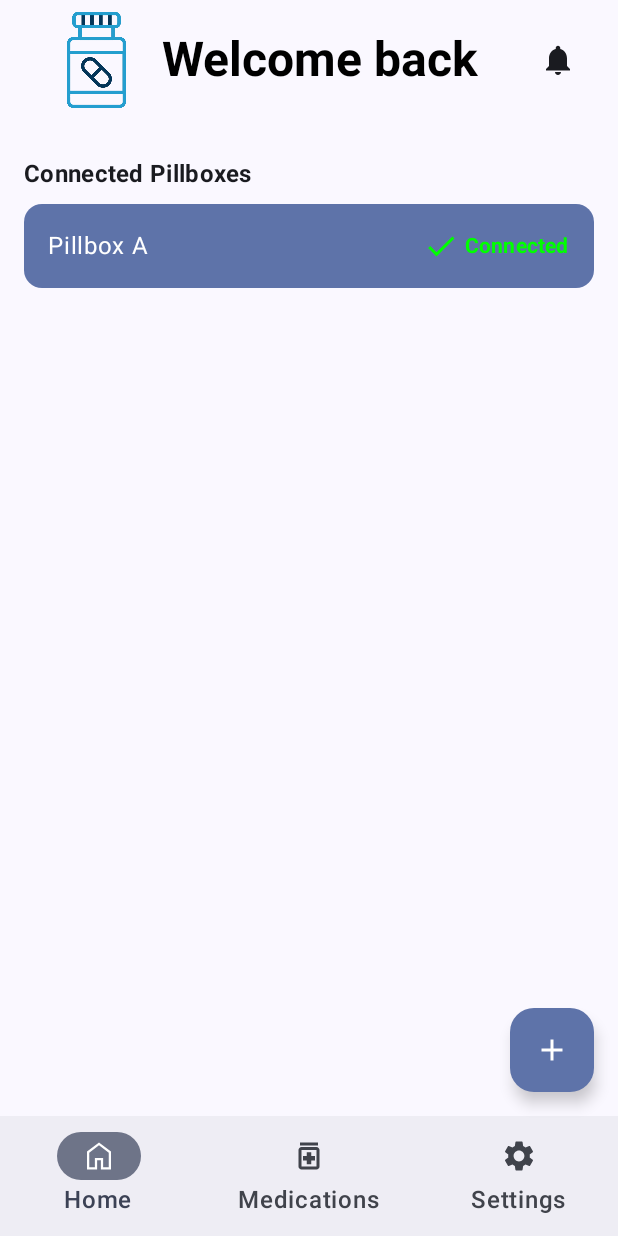
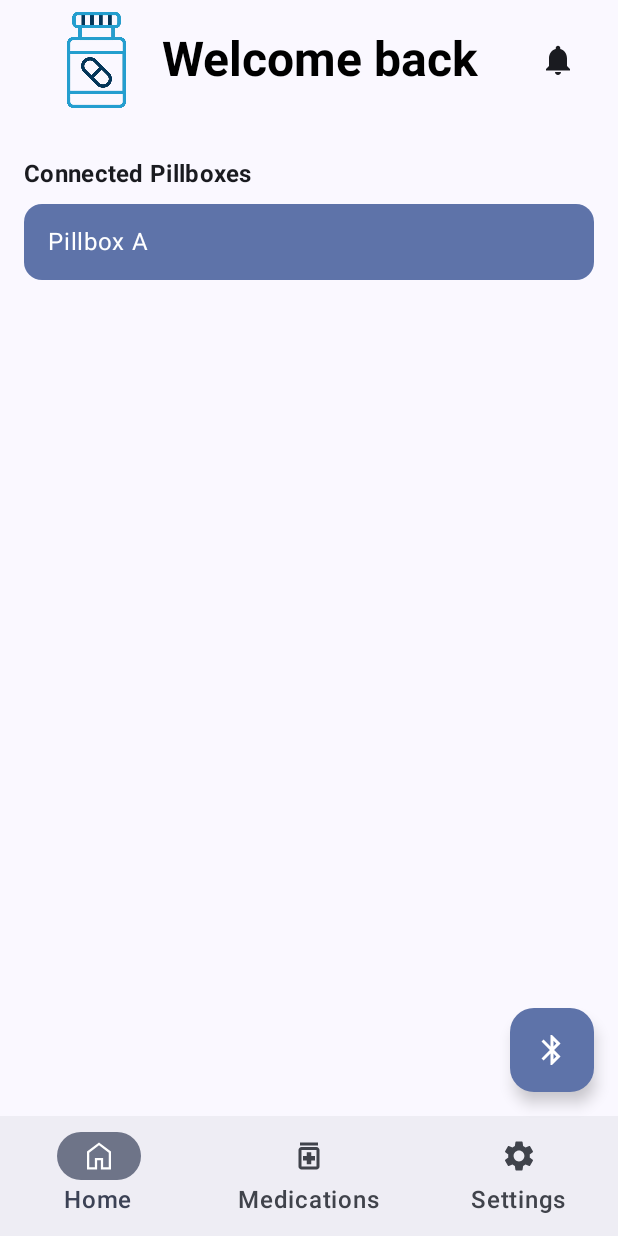
Before and after one commit to ywu256/MAPD721_Project, an Android app built with Jetpack Compose: the HomeScreen screen opened through its navigation route, on a phone screen of 412 x 824 dp. Run offline under Robolectric (Android 15) with nearby library versions, the phone set to English and light mode, and no system bars.

Commit message:
Connected bluetooth to pillbox

```diff
--- a/app/src/main/java/com/group1/mapd721_project/HomeScreen.kt
+++ b/app/src/main/java/com/group1/mapd721_project/HomeScreen.kt
@@ -1,40 +1,173 @@
 package com.group1.mapd721_project
 
 import android.os.Build
+import androidx.activity.compose.rememberLauncherForActivityResult
+import androidx.activity.result.contract.ActivityResultContracts
 import androidx.annotation.RequiresApi
 import androidx.compose.foundation.Image
-import androidx.compose.foundation.background
 import androidx.compose.foundation.clickable
-import androidx.compose.foundation.horizontalScroll
 import androidx.compose.foundation.layout.*
-import androidx.compose.foundation.lazy.LazyColumn
-import androidx.compose.foundation.rememberScrollState
 import androidx.compose.material.icons.Icons
-import androidx.compose.material.icons.filled.Settings
-import androidx.compose.material.icons.filled.Notifications
-import androidx.compose.material.icons.filled.Add
-import androidx.compose.material.icons.filled.Check
+import androidx.compose.material.icons.filled.*
 import androidx.compose.material3.*
 import androidx.compose.runtime.*
 import androidx.compose.ui.Alignment
 import androidx.compose.ui.Modifier
 import androidx.compose.ui.graphics.Color
+import androidx.compose.ui.platform.LocalContext
 import androidx.compose.ui.res.painterResource
 import androidx.compose.ui.text.font.FontWeight
 import androidx.compose.ui.tooling.preview.Preview
 import androidx.compose.ui.unit.dp
 import androidx.compose.ui.unit.sp
-import java.time.LocalDate
-import java.time.format.DateTimeFormatter
+import kotlinx.coroutines.delay
 
 @RequiresApi(Build.VERSION_CODES.O)
 @OptIn(ExperimentalMaterial3Api::class)
 @Composable
 fun HomeScreen(
     onNavigate: (String) -> Unit = {},
-    currentRoute: String = "home"
+    currentRoute: String = "home",
+    bluetoothManager: BluetoothManager = BluetoothManager(LocalContext.current)
 ) {
+    val context = LocalContext.current
     val connectedPillboxes = listOf("Pillbox A")
+    val availablePillboxes = remember { mutableStateListOf("Pillbox A", "Pillbox B", "Pillbox C") } // Simulated list
+
+    // Bluetooth states
+    var showPillboxSelection by remember { mutableStateOf(false) }
+    var isConnecting by remember { mutableStateOf(false) }
+    var pillboxToConnect by remember { mutableStateOf<String?>(null) }
+    val isBluetoothEnabled by bluetoothManager.isBluetoothEnabled.collectAsState()
+    val showBluetoothDialog by bluetoothManager.showBluetoothDialog.collectAsState()
+
+    // Launcher for Bluetooth enable request
+    val bluetoothEnableLauncher = rememberLauncherForActivityResult(
+        contract = ActivityResultContracts.StartActivityForResult()
+    ) {
+        bluetoothManager.updateBluetoothState()
+        if (isBluetoothEnabled) {
+            showPillboxSelection = true
+        }
+    }
+
+    // Clean up BluetoothManager
+    DisposableEffect(bluetoothManager) {
+        onDispose {
+            bluetoothManager.cleanup()
+        }
+    }
+
+    // Handle pillbox connection
+    LaunchedEffect(pillboxToConnect) {
+        if (pillboxToConnect != null) {
+            isConnecting = true
+            delay(2000) // Simulate connection time
+            isConnecting = false
+            pillboxToConnect = null
+        }
+    }
+
+    // Function to handle Bluetooth connection
+    val connectBluetooth = {
+        if (!isBluetoothEnabled) {
+            bluetoothManager.enableBluetooth(bluetoothEnableLauncher)
+        } else {
+            showPillboxSelection = true
+        }
+    }
+
+    // Function to initiate pillbox connection
+    val connectToPillbox: (String) -> Unit = { pillbox ->
+        showPillboxSelection = false
+        pillboxToConnect = pillbox
+    }
+    // Bluetooth Enable Dialog
+    if (showBluetoothDialog) {
+        AlertDialog(
+            onDismissRequest = {
+                bluetoothManager.dismissDialog()
+            },
+            title = {
+                Text("Bluetooth Settings")
+            },
+            text = {
+                Text("Please turn on Bluetooth in settings to connect to your pillbox")
+            },
+            confirmButton = {
+                Button(
+                    onClick = {
+                        bluetoothManager.openBluetoothSettings()
+                    }
+                ) {
+                    Text("Open Settings")
+                }
+            },
+            dismissButton = {
+                TextButton(
+                    onClick = { bluetoothManager.dismissDialog() }
+                ) {
+                    Text("Cancel")
+                }
+            }
+        )
+    }
+    // Pillbox Selection Dialog
+    if (showPillboxSelection) {
+        AlertDialog(
+            onDismissRequest = {
+                showPillboxSelection = false
+            },
+            title = {
+                Text("Select Pillbox")
+            },
+            text = {
+                Column {
+                    availablePillboxes.forEach { pillbox ->
+                        Card(
+                            modifier = Modifier
+                                .fillMaxWidth()
+                                .padding(vertical = 4.dp)
+                                .clickable { connectToPillbox(pillbox) },
+                            colors = CardDefaults.cardColors(
+                                containerColor = MaterialTheme.colorScheme.surfaceVariant
+                            )
+                        ) {
+                            Text(
+                                text = pillbox,
+                                modifier = Modifier.padding(16.dp),
+                                style = MaterialTheme.typography.bodyLarge
+                            )
+                        }
+                    }
+                }
+            },
+            confirmButton = {
+                TextButton(
+                    onClick = { showPillboxSelection = false }
+                ) {
+                    Text("Cancel")
+                }
+            }
+        )
+    }
+    // Connection Progress Dialog
+    if (isConnecting) {
+        AlertDialog(
+            onDismissRequest = { /* Don't allow dismiss while connecting */ },
+            title = {
+                Text("Connecting...")
+            },
+            text = {
+                Column {
+                    Text("Connecting to selected pillbox...")
+                    Spacer(modifier = Modifier.height(16.dp))
+                    LinearProgressIndicator(modifier = Modifier.fillMaxWidth())
+                }
+            },
+            confirmButton = {}
+        )
+    }
 
     Scaffold(
         topBar = {
@@ -67,7 +200,7 @@ fun HomeScreen(
                         IconButton(onClick = { /* TODO: Notification click */ }) {
                             Icon(
                                 Icons.Default.Notifications,
-                                contentDescription = null // decorative element
+                                contentDescription = null
                             )
                         }
                     }
@@ -76,9 +209,12 @@ fun HomeScreen(
         },
         floatingActionButton = {
             FloatingActionButton(
-                onClick = { onNavigate("add_pillbox") }
+                onClick = connectBluetooth
             ) {
-                Icon(Icons.Default.Add, contentDescription = "Add Pillbox")
+                Icon(
+                    painter = painterResource(id = R.drawable.bluetooth),
+                    contentDescription = "Connect Bluetooth"
+                )
             }
         },
         bottomBar = {
@@ -137,18 +273,6 @@ fun HomeScreen(
                             style = MaterialTheme.typography.bodyLarge,
                             modifier = Modifier.weight(1f)
                         )
-                        Icon(
-                            imageVector = Icons.Default.Check,
-                            contentDescription = "Connected",
-                            tint = Color.Green
-                        )
-                        Spacer(modifier = Modifier.width(4.dp))
-                        Text(
-                            text = "Connected",
-                            color = Color.Green,
-                            style = MaterialTheme.typography.labelLarge,
-                            fontWeight = FontWeight.Bold
-                        )
                     }
                 }
             }
@@ -156,11 +280,14 @@ fun HomeScreen(
     }
 }
 
+@RequiresApi(Build.VERSION_CODES.O)
 @Preview(showBackground = true, showSystemUi = true)
 @Composable
 fun HomeScreenPreview() {
-    HomeScreen(
-        onNavigate = {},
-        currentRoute = "home"
-    )
+    MaterialTheme {
+        HomeScreen(
+            onNavigate = {},
+            currentRoute = "home"
+        )
+    }
 }
```
